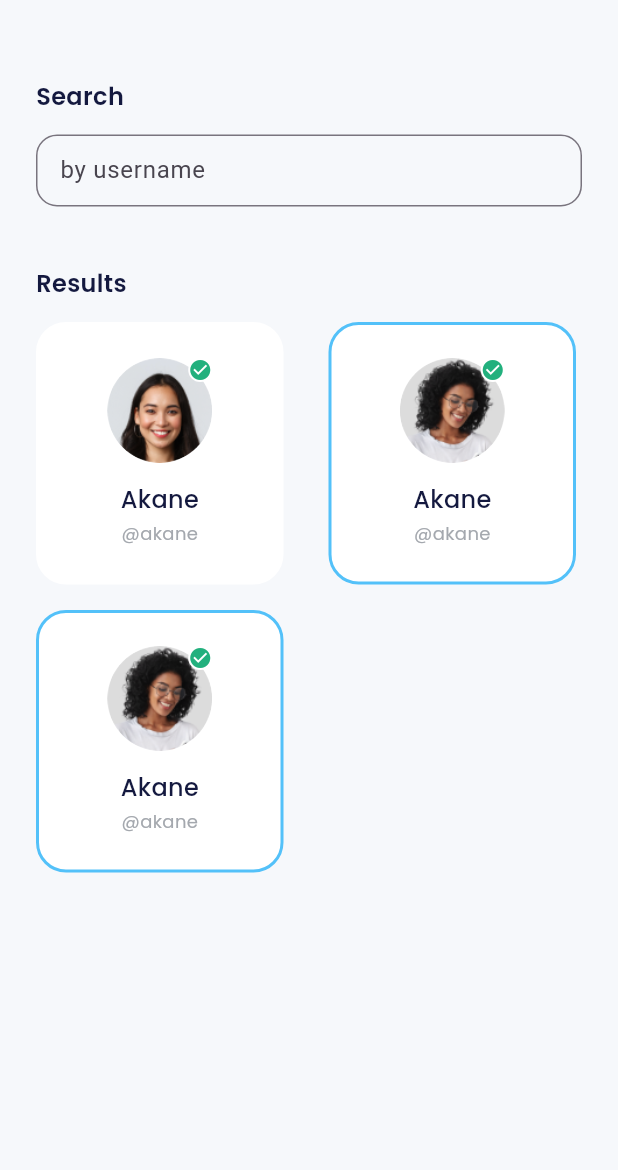
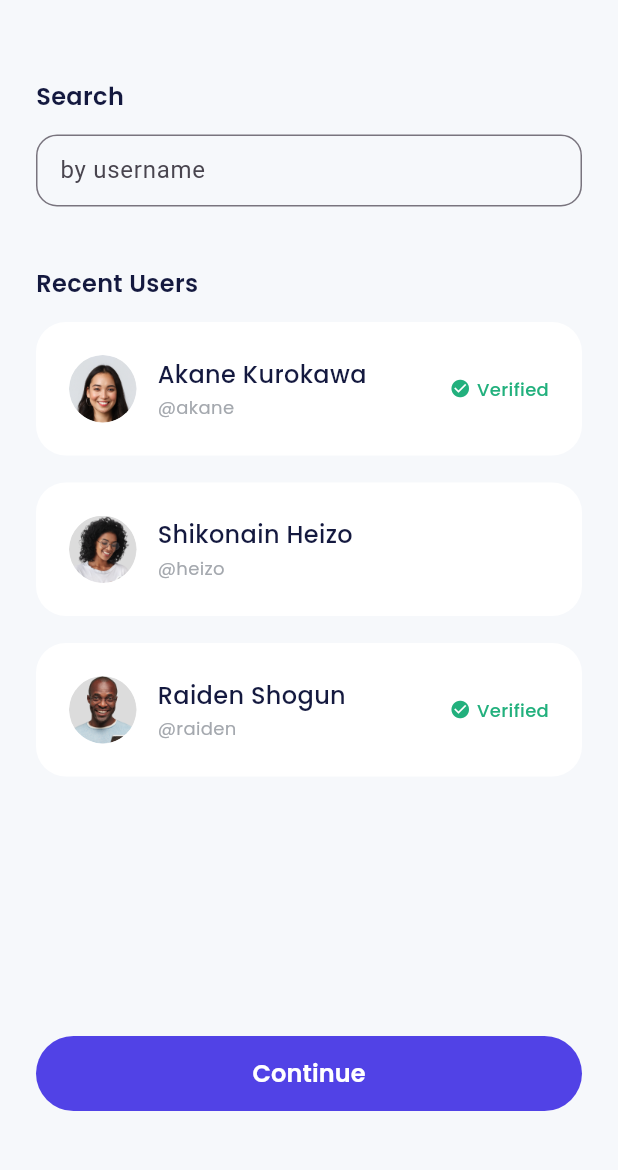
Before and after one commit to DimassRfyy/SHA-EwalletApp, a Flutter app: the TransferPage screen opened by its route, on a phone screen of 412 x 824 dp, the part 65-1235 px from its top. Run offline on Flutter 3.47's test engine with Material 3 defaults, Android fonts, the phone set to English and light mode, and no system bars; our stand-ins replace another_flushbar, carousel_slider, equatable, flutter_bloc, flutter_secure_storage, google_fonts and 1 more; accounts and stored records are empty.

Commit message:
Add user retrieval methods in UserService; Refactor button layout

```diff
--- a/lib/ui/pages/transfer_page.dart
+++ b/lib/ui/pages/transfer_page.dart
@@ -22,18 +22,20 @@ class TransferPage extends StatelessWidget {
           ),
           const SizedBox(height: 14),
           CustomFormField(label: 'by username', isShowLabel: false),
-          // buildRecentUsers(),
-          buildResults(),
-          const SizedBox(height: 200),
-          CustomFilledButton(
-            title: 'Continue',
-            onPressed: () {
-              Navigator.pushNamed(context, '/transfer-amount');
-            },
-          ),
-          const SizedBox(height: 50),
+          buildRecentUsers(),
+          // buildResults(),
         ],
       ),
+      floatingActionButton: Container(
+        margin: const EdgeInsets.all(24),
+        child: CustomFilledButton(
+          title: 'Continue',
+          onPressed: () {
+            Navigator.pushNamed(context, '/transfer-amount');
+          },
+        ),
+      ),
+      floatingActionButtonLocation: FloatingActionButtonLocation.centerFloat,
     );
   }
 
```
Also changed, not shown: lib/services/user_service.dart (+39 -0 lines).
